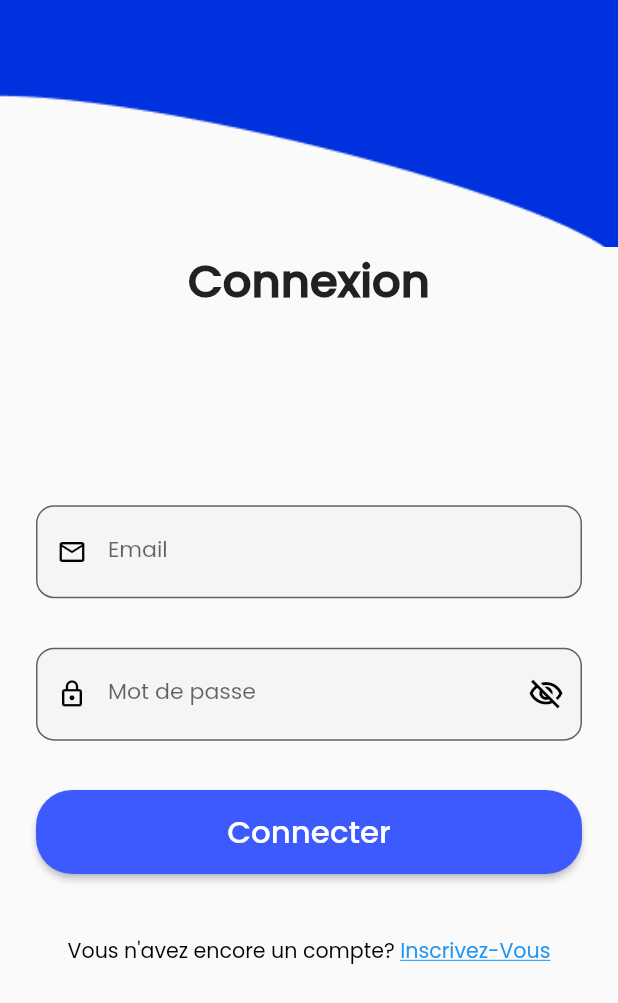
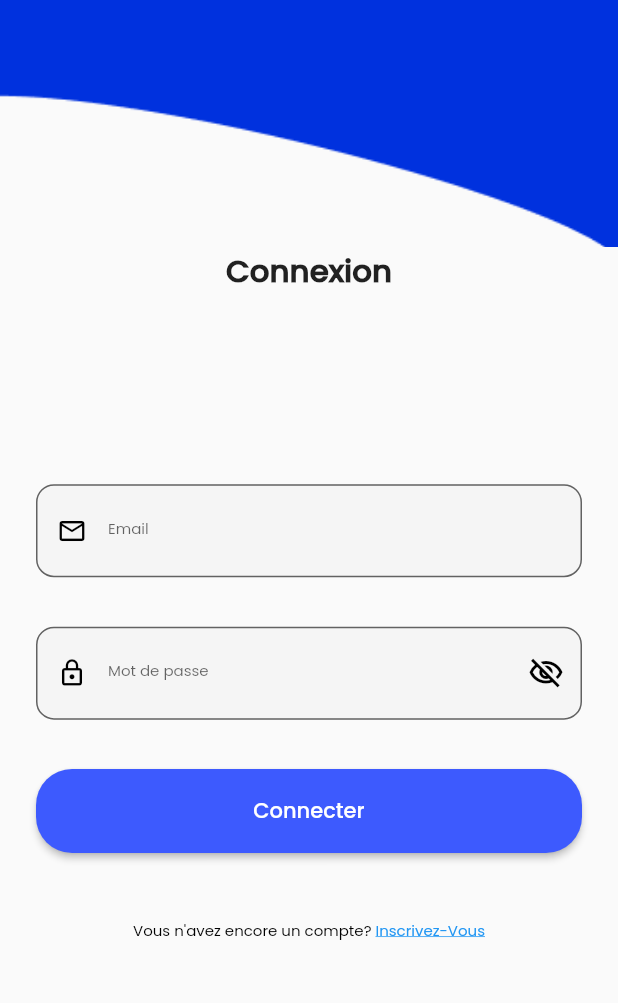
Before and after one commit to Loordm/my_app_test, a Flutter app: the screen it shows after launch, on a phone screen of 412 x 824 dp. Shown: the top 1003 px of the screen. Run offline on Flutter 3.47's test engine with Material 2 defaults, Android fonts, the phone set to English and light mode, and no system bars; our stand-ins replace cloud_firestore, firebase_auth, firebase_core, firebase_storage, flutter_spinkit, geolocator and 2 more; missing offline and left inert: flutter_polyline_points, places_service; accounts and stored records are empty.

```diff
--- a/lib/MyAppPages/Connexion.dart
+++ b/lib/MyAppPages/Connexion.dart
@@ -34,10 +34,10 @@ class _ConnexionState extends State<Connexion> {
                 height: screenHeight*0.2,
               ),
             ),
-            const Text(
+            Text(
                 'Connexion',
                 style: TextStyle(
-                  fontSize: 30,
+                  fontSize: screenWidth/20,
                   fontFamily: 'Poppins',
                   fontWeight: FontWeight.bold
                 ),
@@ -63,12 +63,12 @@ class _ConnexionState extends State<Connexion> {
                       ),
                       labelText: 'Email',
                       labelStyle: TextStyle(
-                        fontSize: screenWidth/28
+                        fontSize: 10
                       ),
                       hintText:
                       'Entrez votre email',
                       hintStyle: TextStyle(
-                          color: Colors.grey[700], fontSize: screenWidth/28),
+                          color: Colors.grey[700], fontSize: 10),
                       fillColor: Colors.grey.shade100,
                       filled: true,
                     ),
@@ -105,12 +105,12 @@ class _ConnexionState extends State<Connexion> {
                       ),
                       labelText: 'Mot de passe',
                       labelStyle: TextStyle(
-                        fontSize: screenWidth/28
+                        fontSize: 10
                       ),
                       hintText:
                       'Entrez votre mot de passe',
                       hintStyle: TextStyle(
-                          color: Colors.grey[700], fontSize: screenWidth/28),
+                          color: Colors.grey[700], fontSize: 10),
                       fillColor: Colors.grey.shade100,
                       filled: true,
                     ),
@@ -157,7 +157,7 @@ class _ConnexionState extends State<Connexion> {
                           'Connecter',
                           style: TextStyle(
                             fontFamily: 'Poppins',
-                            fontSize: screenWidth/20,
+                            fontSize: 14,
                           ),
                         ),
                     ),
@@ -172,7 +172,7 @@ class _ConnexionState extends State<Connexion> {
                           text: 'Vous n\'avez encore un compte? ',
                           style: TextStyle(
                             fontWeight: FontWeight.normal,
-                            fontSize: screenWidth/30,
+                            fontSize: 10,
                             fontFamily: 'Poppins',
                             color: Colors.black,
                           ),
@@ -181,7 +181,7 @@ class _ConnexionState extends State<Connexion> {
                               text: 'Inscrivez-Vous',
                               style: TextStyle(
                                 fontWeight: FontWeight.normal,
-                                fontSize: screenWidth/30,
+                                fontSize: 10,
                                 fontFamily: 'Poppins',
                                 color: Colors.blue,
                                 decoration: TextDecoration.underline,
```
Also changed, not shown: lib/MyAppPages/Consulter le deplacement sur la carte.dart (+60 -0 lines), lib/MyAppPages/Informations du groupe.dart (+13 -3 lines).
